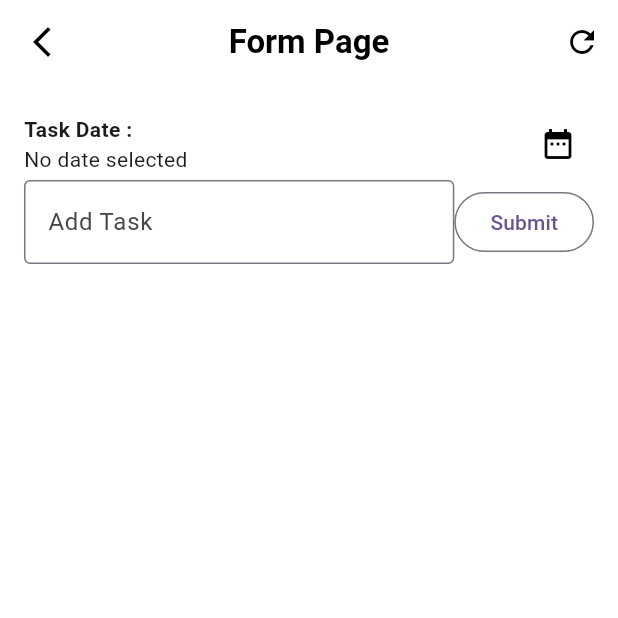
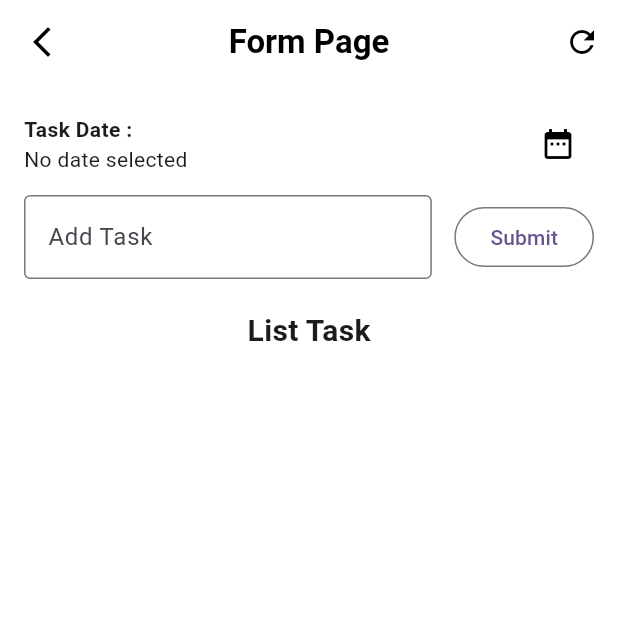
Before and after one commit to LYChubby/TodoApp_0009, a Flutter app: the screen it shows after launch, on a phone screen of 412 x 824 dp, the top half of it. Run offline on Flutter 3.47's test engine with Material 3 defaults, Android fonts, the phone set to English and light mode, and no system bars.

Commit message:
Menambah Text "List Task"

```diff
--- a/lib/form_page.dart
+++ b/lib/form_page.dart
@@ -58,7 +58,9 @@ class _FormPageState extends State<FormPage> {
       body: Container(
         color: Colors.white,
         padding: EdgeInsets.all(16.0),
-        child: Form(
+        child: Column(
+          children: [
+            Form(
               key: key,
               child: Column(
                 crossAxisAlignment: CrossAxisAlignment.center,
@@ -87,7 +89,9 @@ class _FormPageState extends State<FormPage> {
                       ),
                     ],
                   ),
+                  const SizedBox(height: 10),
                   Row(
+                    spacing: 15,
                     children: [
                       Expanded(
                         child: TextFormField(
@@ -119,6 +123,21 @@ class _FormPageState extends State<FormPage> {
                 ],
               ),
             ),
+            const SizedBox(height: 20),
+            Expanded(
+              child: Column(
+                crossAxisAlignment: CrossAxisAlignment.start,
+                children: [
+                  Text(
+                    "List Task",
+                    style: TextStyle(fontSize: 20, fontWeight: FontWeight.bold),
+                  ),
+                  const SizedBox(height: 10),
+                ],
+              ),
+            ),
+          ],
+        ),
       ),
     );
   }
```
Lines whose indentation alone changed are shown as unchanged.
